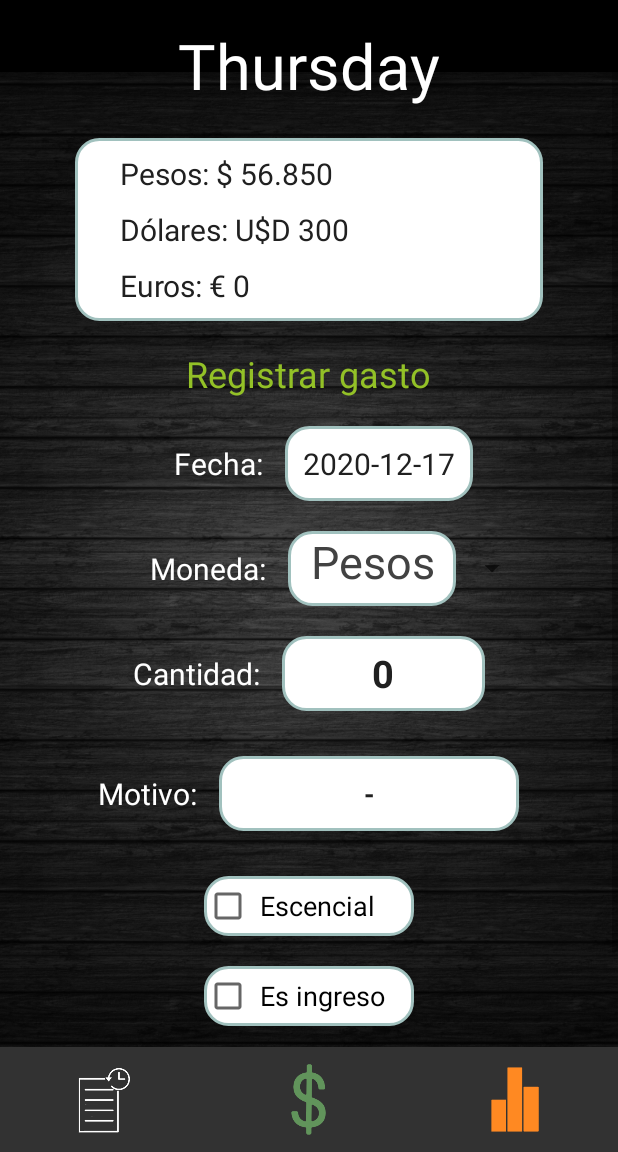
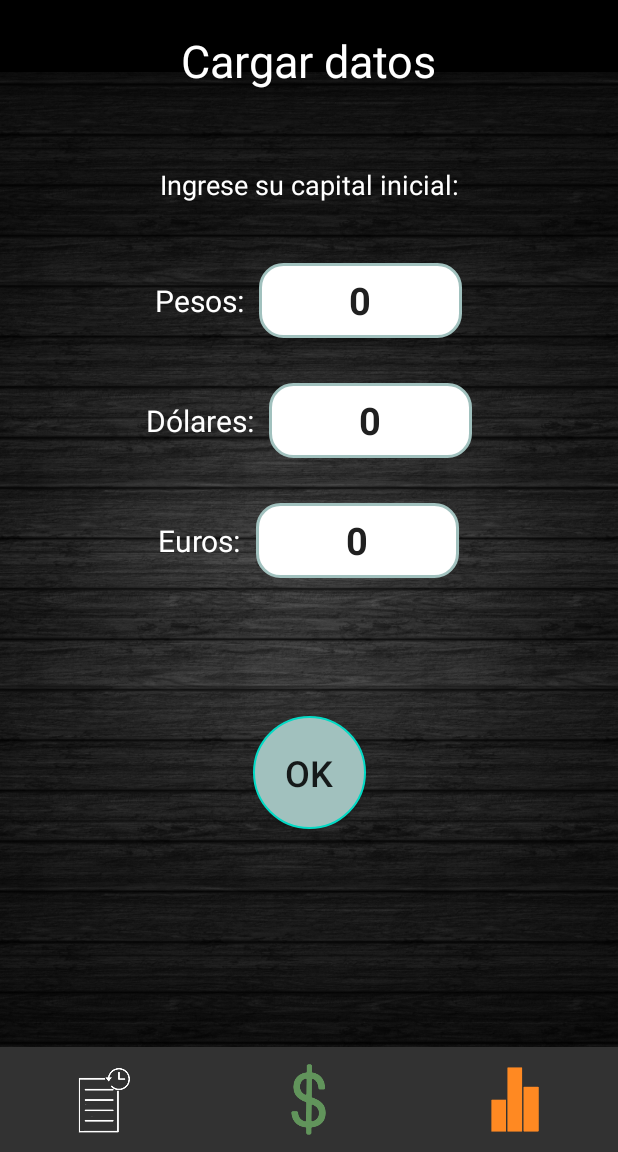
Before and after one commit to MateoMoretti/TaskDone, an Android app: the screen it shows after launch (ActivityFinanzas), after a tap on an icon or button, on a phone screen of 412 x 824 dp, the part 84-1236 px from its top. Run offline under Robolectric (Android 15) with nearby library versions, the light colour scheme and no system bars; Roboto replaces fonts that are not available here.

Commit message:
Tabla de User, fragment de carga de datos

```diff
--- /dev/null
+++ b/app/src/main/java/com/example/taskdone/Finanzas/CargarDatosFinanzas.java
@@ -0,0 +1,143 @@
+package com.example.taskdone.Finanzas;
+
+import android.annotation.SuppressLint;
+import android.os.Bundle;
+import android.text.Editable;
+import android.text.TextWatcher;
+import android.view.LayoutInflater;
+import android.view.View;
+import android.view.ViewGroup;
+import android.widget.ArrayAdapter;
+import android.widget.EditText;
+import android.widget.ScrollView;
+import android.widget.TextView;
+import android.widget.Toast;
+
+import androidx.annotation.NonNull;
+import androidx.fragment.app.Fragment;
+import androidx.navigation.NavController;
+import androidx.navigation.fragment.NavHostFragment;
+
+import com.example.taskdone.DatePickerFragment;
+import com.example.taskdone.Preferences;
+import com.example.taskdone.R;
+import com.example.taskdone.Utils;
+import com.example.taskdone.databinding.FragmentCargarDatosFinanzasBinding;
+import com.example.taskdone.databinding.FragmentFinanzasPrincipalBinding;
+
+import java.util.Calendar;
+import java.util.Objects;
+
+
+public class CargarDatosFinanzas extends Fragment {
+
+    private FragmentCargarDatosFinanzasBinding binding;
+
+    NavController navController;
+    DataBaseFinanzas dataBaseFinanzas;
+
+    @SuppressLint("SetTextI18n")
+    @Override
+    public View onCreateView(
+            @NonNull LayoutInflater inflater, ViewGroup container,
+            Bundle savedInstanceState) {
+        // Inflate the layout for this fragment
+        binding = FragmentCargarDatosFinanzasBinding.inflate(inflater, container, false);
+        navController = NavHostFragment.findNavController(this);
+
+        dataBaseFinanzas = new DataBaseFinanzas(requireContext());
+
+        binding.editPesos.addTextChangedListener(new TextWatcher() {
+            @Override
+            public void beforeTextChanged(CharSequence charSequence, int i, int i1, int i2) {
+
+            }
+
+            @Override
+            public void onTextChanged(CharSequence charSequence, int i, int i1, int i2) {
+                verificarCantidad(binding.editPesos);
+            }
+
+            @Override
+            public void afterTextChanged(Editable editable) {
+
+            }
+        });
+        binding.editDolares.addTextChangedListener(new TextWatcher() {
+            @Override
+            public void beforeTextChanged(CharSequence charSequence, int i, int i1, int i2) {
+
+            }
+
+            @Override
+            public void onTextChanged(CharSequence charSequence, int i, int i1, int i2) {
+                verificarCantidad(binding.editDolares);
+            }
+
+            @Override
+            public void afterTextChanged(Editable editable) {
+
+            }
+        });
+
+        binding.editEuros.addTextChangedListener(new TextWatcher() {
+            @Override
+            public void beforeTextChanged(CharSequence charSequence, int i, int i1, int i2) {
+
+            }
+
+            @Override
+            public void onTextChanged(CharSequence charSequence, int i, int i1, int i2) {
+                verificarCantidad(binding.editEuros);
+            }
+
+            @Override
+            public void afterTextChanged(Editable editable) {
+
+            }
+        });
+
+        binding.ok.setOnClickListener(v -> addData());
+
+
+        return binding.getRoot();
+    }
+
+    private boolean verificarCantidad(EditText e){
+            if (!e.getText().toString().equals("") && !e.getText().toString().equals("0")) {
+                if (e.getText().toString().substring(0, 1).equals("0")) {
+                    e.setText(e.getText().toString().substring(1));
+                    e.setSelection(e.length());
+                }
+            }
+            return true;
+    }
+
+    public void addData() {
+        String p = binding.editPesos.getText().toString();
+        String d = binding.editDolares.getText().toString();
+        String e = binding.editEuros.getText().toString();
+        int pesos =0;
+        int dolares =0;
+        int euros =0;
+        if(!p.equals("")){
+            pesos = Integer.parseInt(p);
+        }
+        if(!d.equals("")){
+            dolares = Integer.parseInt(d);
+        }
+        if(!e.equals("")){
+            euros = Integer.parseInt(e);
+        }
+
+        boolean insertData = dataBaseFinanzas.addDataUser(pesos, dolares, euros);
+
+        if (insertData) {
+            Toast.makeText(requireContext(), R.string.guardado_exito, Toast.LENGTH_SHORT).show();
+        } else {
+            Toast.makeText(requireContext(), R.string.error_guardado, Toast.LENGTH_SHORT).show();
+        }
+        navController.navigate(R.id.principalFragment);
+
+    }
+}
--- a/app/src/main/java/com/example/taskdone/Finanzas/DataBaseFinanzas.java
+++ b/app/src/main/java/com/example/taskdone/Finanzas/DataBaseFinanzas.java
@@ -8,14 +8,13 @@ import android.database.sqlite.SQLiteOpenHelper;
 
 import com.example.taskdone.Preferences;
 
-import java.time.Instant;
-import java.util.Date;
+import java.util.ArrayList;
 
 public class DataBaseFinanzas extends SQLiteOpenHelper {
 
     private static final String TAG = "DatabaseHelper";
 
-    private static final String TABLE_NAME = "Gastos";
+    private static final String TABLE_GASTOS = "Gastos";
     private static final String COL_ID = "ID";
     private static final String COL_FECHA = "fecha";
     private static final String COL_TIPO_MONEDA = "tipo_moneda";
@@ -24,28 +23,41 @@ public class DataBaseFinanzas extends SQLiteOpenHelper {
     private static final String COL_ESCENCIAL = "escencial";        // 0 FALSE - 1 TRUE
     private static final String COL_INGRESO = "ingreso";            // 0 FALSE - 1 TRUE
 
+    private static final String TABLE_USER = "Usuario";
+    private static final String COL_PESOS = "pesos";
+    private static final String COL_DOLARES = "dolares";
+    private static final String COL_EUROS = "euros";
+    private static final String COL_DATOS_CARGADOS = "datos_cargados"; //Solo la primera vez será false
+
+
+
     Context context;
 
     public DataBaseFinanzas(Context context) {
-        super(context, TABLE_NAME, null, 1);
+        super(context, TABLE_GASTOS, null, 1);
         this.context = context;
     }
 
     @Override
     public void onCreate(SQLiteDatabase db) {
-        String createTable = "CREATE TABLE " + TABLE_NAME + " (ID INTEGER PRIMARY KEY AUTOINCREMENT, " + COL_FECHA + " TEXT, " +
+        String createTableGastos = "CREATE TABLE " + TABLE_GASTOS + " (ID INTEGER PRIMARY KEY AUTOINCREMENT, " + COL_FECHA + " TEXT, " +
                 COL_ESCENCIAL + " TEXT, " + COL_TIPO_MONEDA + " TEXT, " + COL_CANTIDAD + " TEXT, " + COL_MOTIVO + " TEXT, "
                 + COL_INGRESO + " TEXT);";
-        db.execSQL(createTable);
+        db.execSQL(createTableGastos);
+
+
+        String createTableUser = "CREATE TABLE " + TABLE_USER + " (ID INTEGER PRIMARY KEY AUTOINCREMENT, " + COL_PESOS + " INTEGER, " +
+                COL_DOLARES + " INTEGER, " + COL_EUROS + " INTEGER, " + COL_DATOS_CARGADOS + " TEXT);";
+        db.execSQL(createTableUser);
     }
 
     @Override
     public void onUpgrade(SQLiteDatabase db, int i, int i1) {
-        db.execSQL("DROP TABLE IF EXISTS " + TABLE_NAME);
+        db.execSQL("DROP TABLE IF EXISTS " + TABLE_GASTOS);
         onCreate(db);
     }
 
-    public boolean addData(String fecha, String tipo_moneda, String cantidad, String motivo, String escencial, String ingreso){
+    public boolean addDataGastos(String fecha, String tipo_moneda, String cantidad, String motivo, String escencial, String ingreso){
         SQLiteDatabase db = this.getWritableDatabase();
         ContentValues contentValues = new ContentValues();
         contentValues.put(COL_FECHA, fecha);
@@ -55,38 +67,80 @@ public class DataBaseFinanzas extends SQLiteOpenHelper {
         contentValues.put(COL_MOTIVO, motivo);
         contentValues.put(COL_INGRESO, ingreso);
 
-        long result = db.insert(TABLE_NAME, null, contentValues);
+        long result = db.insert(TABLE_GASTOS, null, contentValues);
 
         if(result == -1){
             return false;
         }
         else{
-            int cant = Integer.parseInt(Preferences.getPreferenceString(context, tipo_moneda));
+            ContentValues dineroModificado = new ContentValues();
+            Cursor data = getDataUser();
+            int id = 0;
+            int pesos = 0;
+            int dolares=0;
+            int euros = 0;
+            while (data.moveToNext()) {
+                id = data.getInt(0);
+                pesos = data.getInt(1);
+                dolares = data.getInt(2);
+                euros = data.getInt(3);
+            }
+            int cant = Integer.parseInt(cantidad);
             if(ingreso.equals("0")){
-                cant -= Integer.parseInt(cantidad);
-            }
-            else{
-                cant += Integer.parseInt(cantidad);
+                cant = -cant;
             }
             switch (tipo_moneda){
                 case "Pesos":
-                    Preferences.savePreferenceString(context, Integer.toString(cant), Preferences.PREFERENCE_PESOS);
+                    pesos = pesos + cant;
+                    dineroModificado.put(COL_PESOS, pesos);
                     break;
                 case "Dólares":
-                    Preferences.savePreferenceString(context, Integer.toString(cant), Preferences.PREFERENCE_DOLARES);
+                    dolares = dolares + cant;
+                    dineroModificado.put(COL_DOLARES, dolares);
                     break;
                 case "Euros":
-                    Preferences.savePreferenceString(context, Integer.toString(cant), Preferences.PREFERENCE_EUROS);
+                    euros = euros + cant;
+                    dineroModificado.put(COL_EUROS, euros);
                     break;
             }
+
+            db.update(TABLE_USER, dineroModificado, "ID = ?", new String[]{Integer.toString(id)});
+
+
             return true;
         }
     }
 
-    public Cursor getData(){
+    public Cursor getDataGastos(){
         SQLiteDatabase db = this.getWritableDatabase();
-        String query = "SELECT * FROM " + TABLE_NAME + " ORDER BY " + COL_FECHA + " DESC";
+        String query = "SELECT * FROM " + TABLE_GASTOS + " ORDER BY " + COL_FECHA + " DESC";
         Cursor data = db.rawQuery(query, null);
         return data;
     }
+
+
+    public boolean addDataUser(int pesos, int dolares, int euros){
+        SQLiteDatabase db = this.getWritableDatabase();
+        ContentValues contentValues = new ContentValues();
+        contentValues.put(COL_PESOS, pesos);
+        contentValues.put(COL_DOLARES, dolares);
+        contentValues.put(COL_EUROS, euros);
+        contentValues.put(COL_DATOS_CARGADOS, "1");
+
+        long result = db.insert(TABLE_USER, null, contentValues);
+
+        if(result == -1){
+            return false;
+        }
+        return true;
+    }
+
+    public Cursor getDataUser(){
+        SQLiteDatabase db = this.getWritableDatabase();
+        String query = "SELECT * FROM " + TABLE_USER ;
+        Cursor data = db.rawQuery(query, null);
+        return data;
+    }
+
+
 }
--- a/app/src/main/java/com/example/taskdone/Finanzas/HistorialFragment.java
+++ b/app/src/main/java/com/example/taskdone/Finanzas/HistorialFragment.java
@@ -47,7 +47,7 @@ public class HistorialFragment extends Fragment {
 
     @SuppressLint("SetTextI18n")
     private void populateRecycler(){
-        Cursor data = dataBaseFinanzas.getData();
+        Cursor data = dataBaseFinanzas.getDataGastos();
 
         ArrayList<ItemHistorial> data_items = new ArrayList<>();
         ArrayList<String> fechas = new ArrayList<>();
--- a/app/src/main/java/com/example/taskdone/Finanzas/PrincipalFragment.java
+++ b/app/src/main/java/com/example/taskdone/Finanzas/PrincipalFragment.java
@@ -1,6 +1,7 @@
 package com.example.taskdone.Finanzas;
 
 import android.annotation.SuppressLint;
+import android.database.Cursor;
 import android.os.Bundle;
 import android.text.Editable;
 import android.text.TextWatcher;
@@ -46,22 +47,29 @@ public class PrincipalFragment extends Fragment {
         binding = FragmentFinanzasPrincipalBinding.inflate(inflater, container, false);
         navController = NavHostFragment.findNavController(this);
 
-        boolean info_cargada = Preferences.getPreferenceBoolean(requireContext(), Preferences.PREFERENCE_INFO_CARGADA);
+        dataBaseFinanzas = new DataBaseFinanzas(requireContext());
 
-        if(!info_cargada){
-            Preferences.savePreferenceBoolean(requireContext(), true, Preferences.PREFERENCE_INFO_CARGADA);
-            Preferences.savePreferenceString(requireContext(), "56850", Preferences.PREFERENCE_PESOS);
-            Preferences.savePreferenceString(requireContext(), "300", Preferences.PREFERENCE_DOLARES);
-            Preferences.savePreferenceString(requireContext(), "0", Preferences.PREFERENCE_EUROS);
+        Cursor data = dataBaseFinanzas.getDataUser();
+        String info_cargada = "0";
+        int pesos = 0;
+        int dolares=0;
+        int euros = 0;
+        while (data.moveToNext()) {
+            pesos = data.getInt(1);
+            dolares = data.getInt(2);
+            euros = data.getInt(3);
+            info_cargada = data.getString(4);
         }
-
+        if(info_cargada.equals("0")){
+            navController.navigate(R.id.cargarDatosFinanzas);
+        }
 
         binding.titulo.setText(Utils.getDiaHoy());
 
         binding.editFecha.setText(Utils.getFechaHoy());
-        binding.pesos.setText("Pesos: $ "  + Utils.formatoCantidad(Preferences.getPreferenceString(requireContext(), Preferences.PREFERENCE_PESOS)));
-        binding.dolares.setText("Dólares: U$D "  + Utils.formatoCantidad(Preferences.getPreferenceString(requireContext(), Preferences.PREFERENCE_DOLARES)));
-        binding.euros.setText("Euros: € " + Utils.formatoCantidad(Preferences.getPreferenceString(requireContext(), Preferences.PREFERENCE_EUROS)));
+        binding.pesos.setText("Pesos: $ "  + Utils.formatoCantidad(Integer.toString(pesos)));
+        binding.dolares.setText("Dólares: U$D "  + Utils.formatoCantidad(Integer.toString(dolares)));
+        binding.euros.setText("Euros: € " + Utils.formatoCantidad(Integer.toString(euros)));
 
         binding.editCantidad.addTextChangedListener(new TextWatcher() {
             @Override
@@ -137,7 +145,7 @@ public class PrincipalFragment extends Fragment {
             if (binding.checkIngreso.isChecked()) {
                 ingreso = "1";
             }
-            boolean insertData = dataBaseFinanzas.addData(binding.editFecha.getText().toString(), binding.spinnerTipo.getSelectedItem().toString(), binding.editCantidad.getText().toString(), binding.editMotivo.getText().toString(), escencial, ingreso);
+            boolean insertData = dataBaseFinanzas.addDataGastos(binding.editFecha.getText().toString(), binding.spinnerTipo.getSelectedItem().toString(), binding.editCantidad.getText().toString(), binding.editMotivo.getText().toString(), escencial, ingreso);
 
             if (insertData) {
                 Toast.makeText(requireContext(), R.string.guardado_exito, Toast.LENGTH_SHORT).show();
@@ -148,6 +156,7 @@ public class PrincipalFragment extends Fragment {
         }
     }
 
+    @SuppressLint("SetTextI18n")
     private void cleanAndUpdate(){
         binding.spinnerTipo.setSelection(0);
         binding.editCantidad.setText("0");
@@ -155,9 +164,21 @@ public class PrincipalFragment extends Fragment {
         binding.checkEscencial.setChecked(false);
         binding.checkIngreso.setChecked(false);
 
-        binding.pesos.setText("Pesos: $ "  + Preferences.getPreferenceString(requireContext(), Preferences.PREFERENCE_PESOS));
-        binding.dolares.setText("Dólares: U$D "  + Preferences.getPreferenceString(requireContext(), Preferences.PREFERENCE_DOLARES));
-        binding.euros.setText("Euros: € " + Preferences.getPreferenceString(requireContext(), Preferences.PREFERENCE_EUROS));
+
+        Cursor data = dataBaseFinanzas.getDataUser();
+        int pesos = 0;
+        int dolares=0;
+        int euros = 0;
+        while (data.moveToNext()) {
+            pesos = data.getInt(1);
+            dolares = data.getInt(2);
+            euros = data.getInt(3);
+        }
+
+        binding.pesos.setText("Pesos: $ "  + Utils.formatoCantidad(Integer.toString(pesos)));
+        binding.dolares.setText("Dólares: U$D "  + Utils.formatoCantidad(Integer.toString(dolares)));
+        binding.euros.setText("Euros: € " + Utils.formatoCantidad(Integer.toString(euros)));
+
 
         binding.scrollview.fullScroll(ScrollView.FOCUS_UP);
 
--- /dev/null
+++ b/app/src/main/res/layout/fragment_cargar_datos_finanzas.xml
@@ -0,0 +1,182 @@
+<?xml version="1.0" encoding="utf-8"?>
+<androidx.constraintlayout.widget.ConstraintLayout xmlns:android="http://schemas.android.com/apk/res/android"
+    xmlns:app="http://schemas.android.com/apk/res-auto"
+    xmlns:tools="http://schemas.android.com/tools"
+    android:layout_width="match_parent"
+    android:layout_height="match_parent"
+    tools:context=".Finanzas.CargarDatosFinanzas">
+
+    <ImageView
+        android:id="@+id/fondo"
+        android:layout_width="match_parent"
+        android:layout_height="match_parent"
+        android:background="#000000"
+        android:visibility="visible"
+        app:layout_constraintBottom_toBottomOf="parent"
+        app:layout_constraintEnd_toEndOf="parent"
+        app:layout_constraintHorizontal_bias="1.0"
+        app:layout_constraintStart_toStartOf="parent"
+        app:layout_constraintTop_toTopOf="parent"
+        app:layout_constraintVertical_bias="1.0"
+        app:srcCompat="@drawable/fondo"
+        tools:srcCompat="@drawable/fondo"
+        tools:visibility="visible" />
+
+    <TextView
+        android:id="@+id/titulo"
+        style="@style/Titulos"
+        android:layout_width="wrap_content"
+        android:layout_height="wrap_content"
+        android:layout_marginTop="20dp"
+        android:text="Cargar datos"
+        android:textColor="#FFFFFF"
+        android:textSize="30sp"
+        app:layout_constraintEnd_toEndOf="parent"
+        app:layout_constraintStart_toStartOf="parent"
+        app:layout_constraintTop_toTopOf="parent" />
+
+    <LinearLayout
+        android:id="@+id/linearLayout3"
+        android:layout_width="match_parent"
+        android:layout_height="wrap_content"
+        android:layout_marginTop="50dp"
+        android:gravity="center"
+        android:orientation="vertical"
+        app:layout_constraintEnd_toEndOf="parent"
+        app:layout_constraintStart_toStartOf="parent"
+        app:layout_constraintTop_toBottomOf="@+id/titulo">
+
+        <TextView
+            android:id="@+id/textView"
+            android:layout_width="match_parent"
+            android:layout_height="wrap_content"
+            android:layout_marginBottom="40dp"
+            android:text="Ingrese su capital inicial:"
+            android:textAlignment="center"
+            android:textColor="#FFFFFF"
+            android:textSize="18sp" />
+
+        <LinearLayout
+            android:layout_width="match_parent"
+            android:layout_height="match_parent"
+            android:layout_gravity="center"
+            android:layout_marginBottom="30dp"
+            android:layout_weight="1"
+            android:gravity="center"
+            android:orientation="horizontal">
+
+            <TextView
+                android:id="@+id/txt_pesos"
+                android:layout_width="wrap_content"
+                android:layout_height="wrap_content"
+                android:text="Pesos:"
+                android:textColor="#FFFFFF"
+                android:textSize="20sp" />
+
+            <EditText
+                android:id="@+id/edit_pesos"
+                android:layout_width="135dp"
+                android:layout_height="50dp"
+                android:layout_marginStart="10dp"
+                android:background="@drawable/fondo_blanco_redondeado"
+                android:inputType="number"
+                android:text="0"
+                android:textAlignment="center"
+                android:textColor="@color/almost_black"
+                android:textSize="25sp"
+                android:textStyle="bold"
+                app:layout_constraintEnd_toEndOf="parent"
+                app:layout_constraintHorizontal_bias="0.0"
+                app:layout_constraintStart_toStartOf="parent"
+                app:layout_constraintTop_toBottomOf="@+id/importe" />
+
+        </LinearLayout>
+
+        <LinearLayout
+            android:layout_width="match_parent"
+            android:layout_height="match_parent"
+            android:layout_gravity="center"
+            android:layout_marginBottom="30dp"
+            android:layout_weight="1"
+            android:gravity="center"
+            android:orientation="horizontal">
+
+            <TextView
+                android:id="@+id/txt_dolares"
+                android:layout_width="wrap_content"
+                android:layout_height="wrap_content"
+                android:text="Dólares:"
+                android:textColor="#FFFFFF"
+                android:textSize="20sp" />
+
+            <EditText
+                android:id="@+id/edit_dolares"
+                android:layout_width="135dp"
+                android:layout_height="50dp"
+                android:layout_marginStart="10dp"
+                android:background="@drawable/fondo_blanco_redondeado"
+                android:inputType="number"
+                android:text="0"
+                android:textAlignment="center"
+                android:textColor="@color/almost_black"
+                android:textSize="25sp"
+                android:textStyle="bold"
+                app:layout_constraintEnd_toEndOf="parent"
+                app:layout_constraintHorizontal_bias="0.0"
+                app:layout_constraintStart_toStartOf="parent"
+                app:layout_constraintTop_toBottomOf="@+id/importe" />
+
+        </LinearLayout>
+
+        <LinearLayout
+            android:layout_width="wrap_content"
+            android:layout_height="wrap_content"
+            android:layout_gravity="center"
+            android:layout_weight="1"
+            android:gravity="center"
+            android:orientation="horizontal">
+
+            <TextView
+                android:id="@+id/txt_euros"
+                android:layout_width="wrap_content"
+                android:layout_height="wrap_content"
+                android:text="Euros:"
+                android:textColor="#FFFFFF"
+                android:textSize="20sp" />
+
+            <EditText
+                android:id="@+id/edit_euros"
+                android:layout_width="135dp"
+                android:layout_height="50dp"
+                android:layout_marginStart="10dp"
+                android:background="@drawable/fondo_blanco_redondeado"
+                android:inputType="number"
+                android:text="0"
+                android:textAlignment="center"
+                android:textColor="@color/almost_black"
+                android:textSize="25sp"
+                android:textStyle="bold"
+                app:layout_constraintEnd_toEndOf="parent"
+                app:layout_constraintHorizontal_bias="0.0"
+                app:layout_constraintStart_toStartOf="parent"
+                app:layout_constraintTop_toBottomOf="@+id/importe" />
+
+        </LinearLayout>
+
+    </LinearLayout>
+
+    <Button
+        android:id="@+id/ok"
+        android:layout_width="75dp"
+        android:layout_height="75dp"
+        android:layout_gravity="center"
+        android:background="@drawable/button_celeste"
+        android:text="OK"
+        android:textSize="24sp"
+        app:layout_constraintBottom_toBottomOf="@+id/fondo"
+        app:layout_constraintEnd_toEndOf="parent"
+        app:layout_constraintStart_toStartOf="parent"
+        app:layout_constraintTop_toBottomOf="@+id/linearLayout3"
+        app:layout_constraintVertical_bias="0.3" />
+
+</androidx.constraintlayout.widget.ConstraintLayout>
--- a/app/src/main/res/navigation/nav_graph_finanzas.xml
+++ b/app/src/main/res/navigation/nav_graph_finanzas.xml
@@ -18,6 +18,9 @@
         <action
             android:id="@+id/action_principalFragment_self"
             app:destination="@id/principalFragment" />
+        <action
+            android:id="@+id/action_principalFragment_to_cargarDatosFinanzas"
+            app:destination="@id/cargarDatosFinanzas" />
     </fragment>
     <fragment
         android:id="@+id/historialFragment"
@@ -49,4 +52,13 @@
             android:id="@+id/action_statsFragment_self"
             app:destination="@id/statsFragment" />
     </fragment>
+    <fragment
+        android:id="@+id/cargarDatosFinanzas"
+        android:name="com.example.taskdone.Finanzas.CargarDatosFinanzas"
+        android:label="fragment_cargar_datos_finanzas"
+        tools:layout="@layout/fragment_cargar_datos_finanzas" >
+        <action
+            android:id="@+id/action_cargarDatosFinanzas_to_principalFragment"
+            app:destination="@id/principalFragment" />
+    </fragment>
 </navigation>
```
